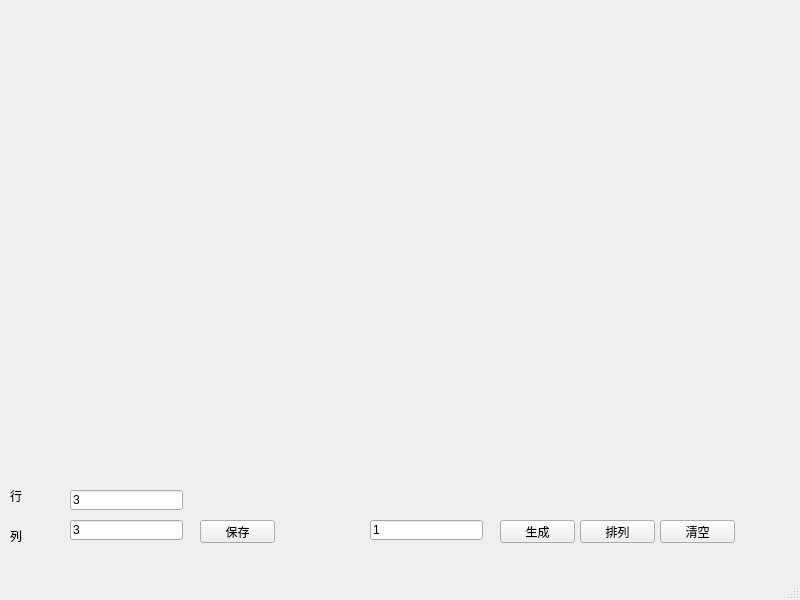
Before: the Qt Designer form mainwindow.ui in leehuitao/AutoWidgetSizeTest, drawn with Qt 5.
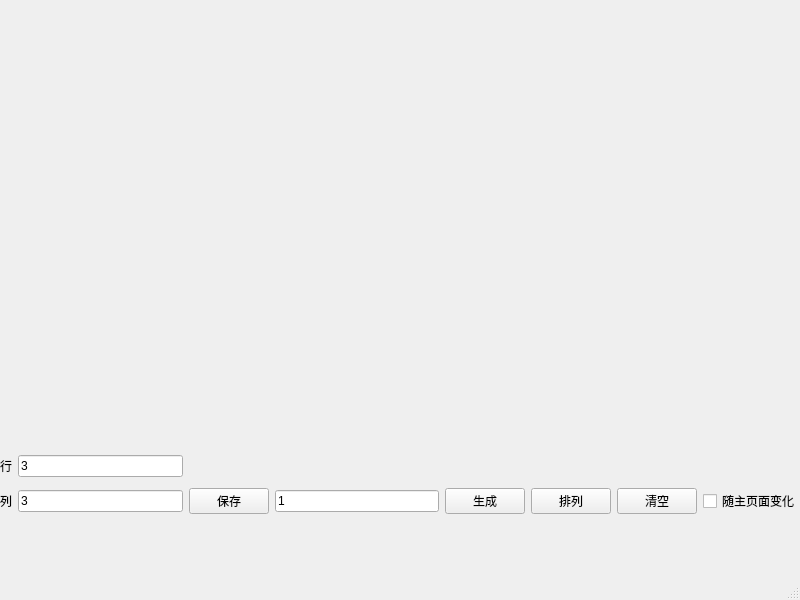
After: the same form once the commit is applied.

Commit message: 增加子widget随窗口变化

```diff
--- a/mainwindow.ui
+++ b/mainwindow.ui
@@ -17,122 +17,99 @@
    <property name="styleSheet">
     <string notr="true"/>
    </property>
-   <widget class="QPushButton" name="pushButton">
+   <widget class="QWidget" name="widget" native="true">
     <property name="geometry">
      <rect>
-      <x>500</x>
-      <y>520</y>
-      <width>75</width>
-      <height>23</height>
+      <x>0</x>
+      <y>450</y>
+      <width>800</width>
+      <height>70</height>
      </rect>
     </property>
+    <property name="minimumSize">
+     <size>
+      <width>800</width>
+      <height>70</height>
+     </size>
+    </property>
+    <property name="maximumSize">
+     <size>
+      <width>800</width>
+      <height>70</height>
+     </size>
+    </property>
+    <layout class="QGridLayout" name="gridLayout">
+     <item row="0" column="0">
+      <widget class="QLabel" name="label">
     <property name="text">
-     <string>生成</string>
-    </property>
-   </widget>
+        <string>行</string>
+       </property>
+      </widget>
+     </item>
+     <item row="1" column="1">
+      <widget class="QLineEdit" name="col_lineEdit">
+       <property name="text">
+        <string>3</string>
+       </property>
+      </widget>
+     </item>
+     <item row="1" column="5">
    <widget class="QPushButton" name="pushButton_2">
-    <property name="geometry">
-     <rect>
-      <x>580</x>
-      <y>520</y>
-      <width>75</width>
-      <height>23</height>
-     </rect>
-    </property>
     <property name="text">
      <string>排列</string>
     </property>
    </widget>
+     </item>
+     <item row="1" column="3">
    <widget class="QLineEdit" name="lineEdit">
-    <property name="geometry">
-     <rect>
-      <x>370</x>
-      <y>520</y>
-      <width>113</width>
-      <height>20</height>
-     </rect>
-    </property>
     <property name="text">
      <string>1</string>
     </property>
    </widget>
-   <widget class="QPushButton" name="pushButton_3">
-    <property name="geometry">
-     <rect>
-      <x>660</x>
-      <y>520</y>
-      <width>75</width>
-      <height>23</height>
-     </rect>
-    </property>
-    <property name="text">
-     <string>清空</string>
-    </property>
-   </widget>
-   <widget class="QLineEdit" name="row_lineEdit">
-    <property name="geometry">
-     <rect>
-      <x>70</x>
-      <y>490</y>
-      <width>113</width>
-      <height>20</height>
-     </rect>
-    </property>
-    <property name="text">
-     <string>3</string>
-    </property>
-   </widget>
-   <widget class="QLineEdit" name="col_lineEdit">
-    <property name="geometry">
-     <rect>
-      <x>70</x>
-      <y>520</y>
-      <width>113</width>
-      <height>20</height>
-     </rect>
-    </property>
-    <property name="text">
-     <string>3</string>
-    </property>
-   </widget>
-   <widget class="QLabel" name="label">
-    <property name="geometry">
-     <rect>
-      <x>10</x>
-      <y>490</y>
-      <width>54</width>
-      <height>12</height>
-     </rect>
-    </property>
-    <property name="text">
-     <string>行</string>
-    </property>
-   </widget>
+     </item>
+     <item row="1" column="0">
    <widget class="QLabel" name="label_2">
-    <property name="geometry">
-     <rect>
-      <x>10</x>
-      <y>530</y>
-      <width>54</width>
-      <height>12</height>
-     </rect>
-    </property>
     <property name="text">
      <string>列</string>
     </property>
    </widget>
+     </item>
+     <item row="0" column="1">
+      <widget class="QLineEdit" name="row_lineEdit">
+       <property name="text">
+        <string>3</string>
+       </property>
+      </widget>
+     </item>
+     <item row="1" column="2">
    <widget class="QPushButton" name="pushButton_4">
-    <property name="geometry">
-     <rect>
-      <x>200</x>
-      <y>520</y>
-      <width>75</width>
-      <height>23</height>
-     </rect>
-    </property>
     <property name="text">
      <string>保存</string>
     </property>
+      </widget>
+     </item>
+     <item row="1" column="4">
+      <widget class="QPushButton" name="pushButton">
+       <property name="text">
+        <string>生成</string>
+       </property>
+      </widget>
+     </item>
+     <item row="1" column="6">
+      <widget class="QPushButton" name="pushButton_3">
+       <property name="text">
+        <string>清空</string>
+       </property>
+      </widget>
+     </item>
+     <item row="1" column="7">
+      <widget class="QCheckBox" name="checkBox">
+       <property name="text">
+        <string>随主页面变化</string>
+       </property>
+      </widget>
+     </item>
+    </layout>
    </widget>
   </widget>
   <widget class="QMenuBar" name="menubar">
```
Lines whose indentation alone changed are shown as unchanged. The commit also changes 2 other files.
